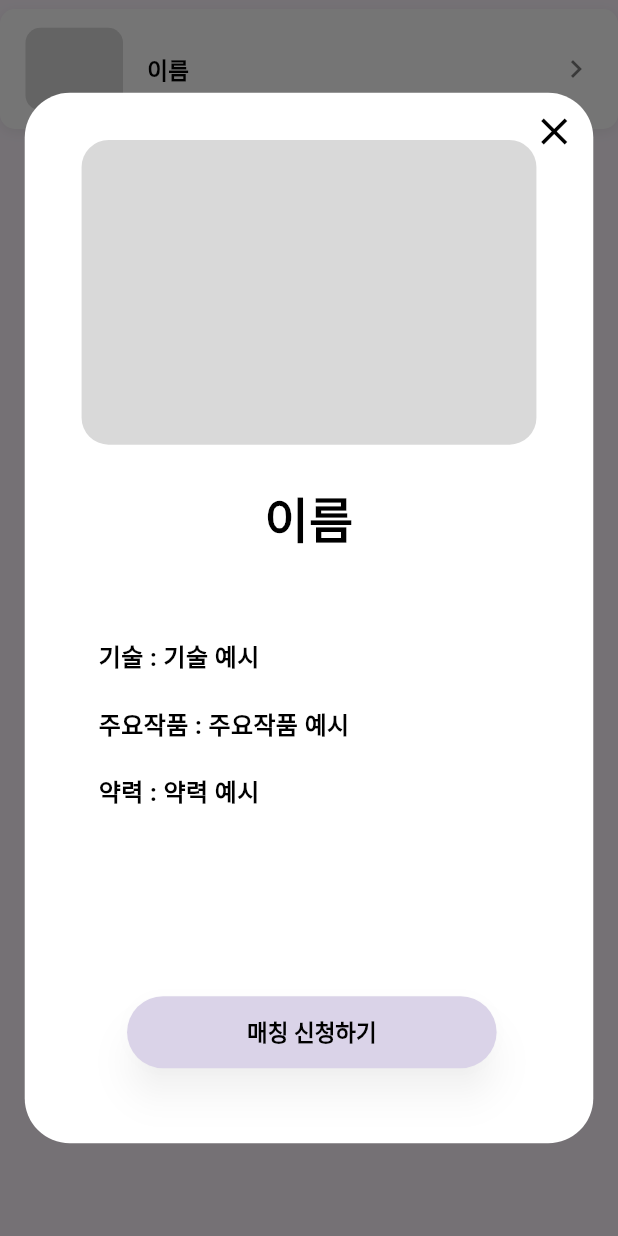
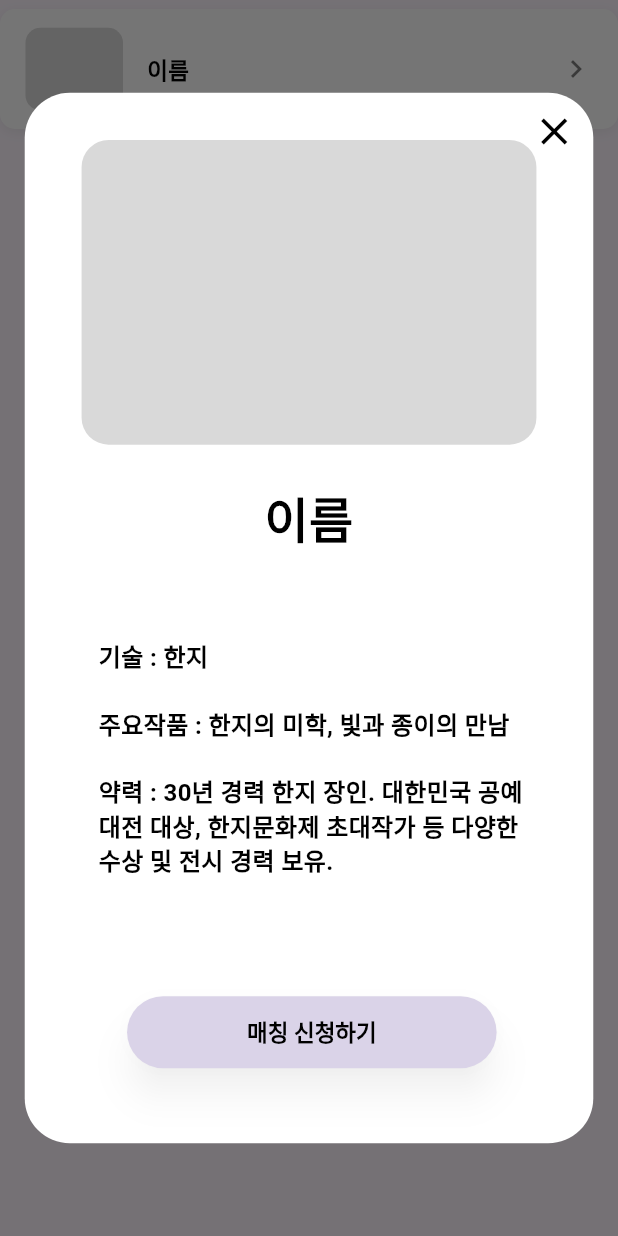
Before and after one commit to K-Hackathon-01z/eum-front, a Flutter app: the CreatorList widget shown alone on an empty page, opened directly, after a tap on "이름", on a phone screen of 412 x 824 dp. Run offline on Flutter 3.47's test engine with Material 3 defaults, Android fonts, the phone set to English and light mode, and no system bars; our stand-ins replace flutter_svg; network calls fail.

Commit message:
chore: "시연 용도 더미 데이터 임시 추가"

```diff
--- a/lib/screens/user/my_info/matching_requests.dart
+++ b/lib/screens/user/my_info/matching_requests.dart
@@ -96,7 +96,7 @@ class MatchingMessageModal extends StatelessWidget {
                           readOnly: true,
                           textAlign: TextAlign.center,
                           decoration: InputDecoration(
-                            hintText: '매칭 신청 부탁드립니다!',
+                            hintText: 'matching',
                             border: InputBorder.none,
                             contentPadding: EdgeInsets.zero,
                           ),
@@ -128,7 +128,7 @@ class MatchingRequests extends StatelessWidget {
         padding: const EdgeInsets.all(16),
         children: [
           CreatorList(
-            title: '홍길동',
+            title: '최한지',
             onTap: () {
               showDialog(context: context, barrierDismissible: true, builder: (_) => const MatchingMessageModal());
             },
--- a/lib/widgets/user/creator_list.dart
+++ b/lib/widgets/user/creator_list.dart
@@ -16,7 +16,12 @@ class CreatorList extends StatelessWidget {
           () {
             showDialog(
               context: context,
-              builder: (_) => CreatorDetail(name: title, skill: '기술 예시', works: '주요작품 예시', bio: '약력 예시'),
+              builder: (_) => CreatorDetail(
+                name: title,
+                skill: '한지',
+                works: '한지의 미학, 빛과 종이의 만남',
+                bio: '30년 경력 한지 장인. 대한민국 공예대전 대상, 한지문화제 초대작가 등 다양한 수상 및 전시 경력 보유.',
+              ),
             );
           },
       child: Container(
```
